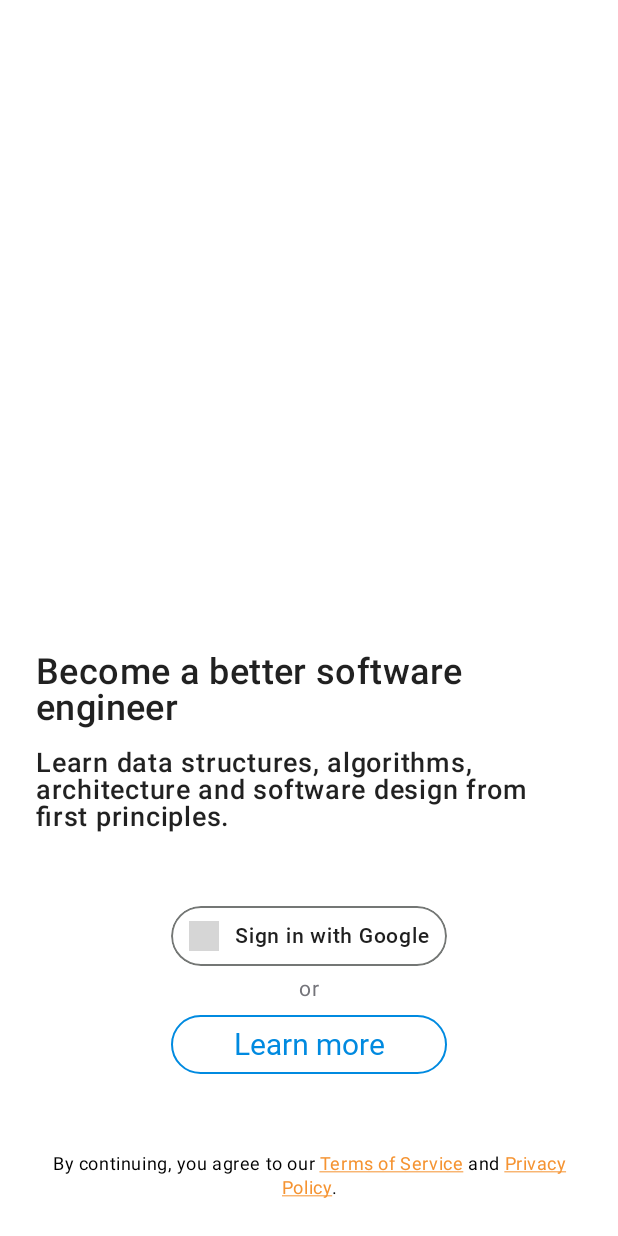
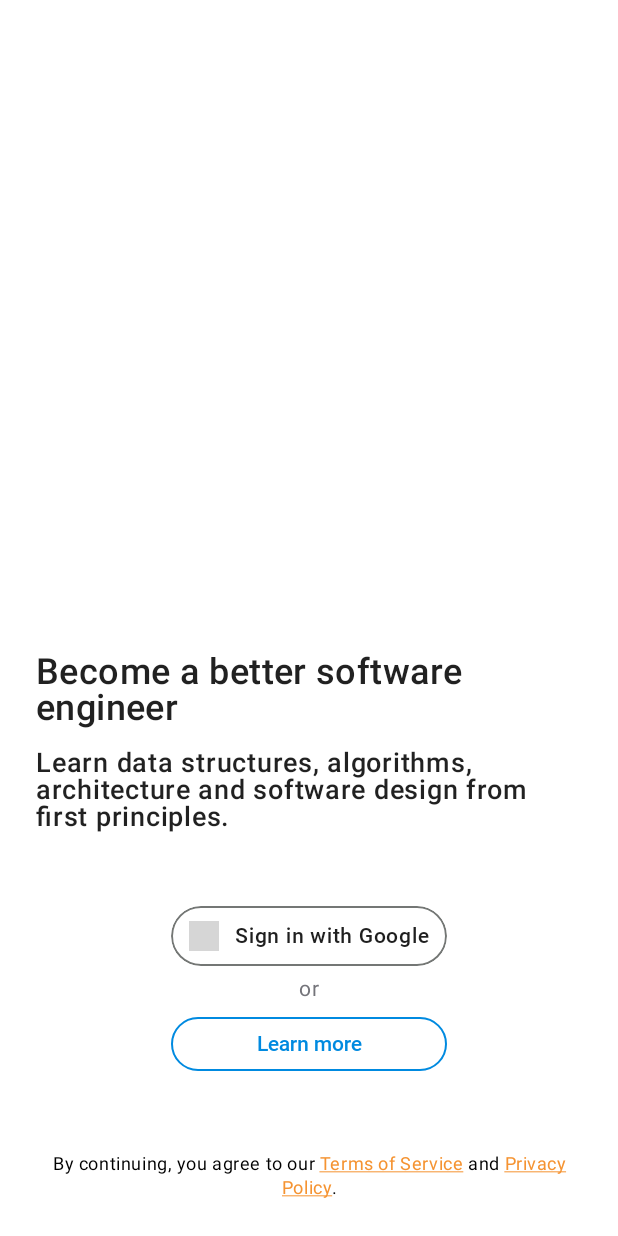
Before and after one commit to Ivy-Apps/learn, an Android app built with Jetpack Compose: the composable IntroContent shown on its own in the app's theme, on a phone screen of 412 x 824 dp. Run offline under Robolectric (Android 15) with nearby library versions, the light colour scheme and no system bars; our stand-ins replace Compose Multiplatform resources; libraries missing offline, so code that uses them is left out: io.github.alexzhirkevich.compottie; 13 statements that could not run were skipped; grey boxes are pictures that could not be loaded.

Commit message:
Style buttons

```diff
--- a/composeApp/src/commonMain/kotlin/component/button/IvyButton.kt
+++ b/composeApp/src/commonMain/kotlin/component/button/IvyButton.kt
@@ -7,6 +7,7 @@ import androidx.compose.runtime.Composable
 import androidx.compose.runtime.CompositionLocalProvider
 import androidx.compose.ui.Modifier
 import androidx.compose.ui.graphics.Color
+import androidx.compose.ui.text.font.FontWeight
 import androidx.compose.ui.unit.dp
 import ui.theme.Gray
 import ui.theme.IvyTheme
@@ -51,7 +52,9 @@ fun IvyButton(
         onClick = onClick
     ) {
         CompositionLocalProvider(
-            LocalTextStyle provides IvyTheme.typography.b1
+            LocalTextStyle provides IvyTheme.typography.b2.copy(
+                fontWeight = FontWeight.Medium
+            )
         ) {
             when {
                 loading -> {
--- a/composeApp/src/commonMain/kotlin/ui/theme/Typography.kt
+++ b/composeApp/src/commonMain/kotlin/ui/theme/Typography.kt
@@ -44,11 +44,11 @@ object MobileTypography : Typography {
 
   override val b1
     @Composable
-    get() = ivyTextStyle(20.sp)
+    get() = ivyTextStyle(16.sp)
 
   override val b2
     @Composable
-    get() = ivyTextStyle(16.sp)
+    get() = ivyTextStyle(14.sp)
 
   override val label
     @Composable
@@ -59,23 +59,23 @@ object MobileTypography : Typography {
 object DesktopTypography : Typography {
   override val h1
     @Composable
-    get() = ivyTextStyle(48.sp)
+    get() = ivyTextStyle(32.sp)
 
   override val h2
     @Composable
-    get() = ivyTextStyle(32.sp)
+    get() = ivyTextStyle(24.sp)
 
   override val b1
     @Composable
-    get() = ivyTextStyle(24.sp)
+    get() = ivyTextStyle(16.sp)
 
   override val b2
     @Composable
-    get() = ivyTextStyle(20.sp)
+    get() = ivyTextStyle(14.sp)
 
   override val label
     @Composable
-    get() = ivyTextStyle(16.sp)
+    get() = ivyTextStyle(12.sp)
 }
 
 @Composable
```
